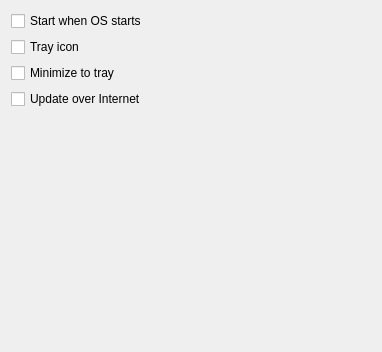
denprog/yutovo-desktop, file src/system_settings_form.ui: the form before one commit.
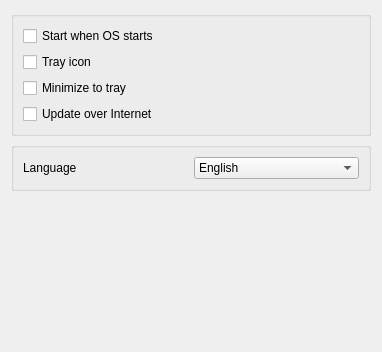
The form after the commit.

Patch:
```diff
--- a/src/system_settings_form.ui
+++ b/src/system_settings_form.ui
@@ -17,6 +17,14 @@
    <item>
     <layout class="QVBoxLayout" name="verticalLayout">
      <item>
+      <widget class="QGroupBox" name="groupBox">
+       <property name="title">
+        <string/>
+       </property>
+       <layout class="QVBoxLayout" name="verticalLayout_4">
+        <item>
+         <layout class="QVBoxLayout" name="verticalLayout_3">
+          <item>
       <widget class="QCheckBox" name="start_at_startup">
        <property name="text">
         <string>Start when OS starts</string>
@@ -42,6 +50,42 @@
        <property name="text">
         <string>Update over Internet</string>
        </property>
+           </widget>
+          </item>
+         </layout>
+        </item>
+       </layout>
+      </widget>
+     </item>
+     <item>
+      <widget class="QGroupBox" name="groupBox_2">
+       <layout class="QVBoxLayout" name="verticalLayout_5">
+        <item>
+         <layout class="QGridLayout" name="gridLayout_2">
+          <item row="0" column="1">
+           <widget class="QComboBox" name="language">
+            <item>
+             <property name="text">
+              <string>English</string>
+             </property>
+            </item>
+            <item>
+             <property name="text">
+              <string>Русский</string>
+             </property>
+            </item>
+           </widget>
+          </item>
+          <item row="0" column="0">
+           <widget class="QLabel" name="label">
+            <property name="text">
+             <string>Language</string>
+            </property>
+           </widget>
+          </item>
+         </layout>
+        </item>
+       </layout>
       </widget>
      </item>
      <item>
```
Lines whose indentation alone changed are shown as unchanged.
